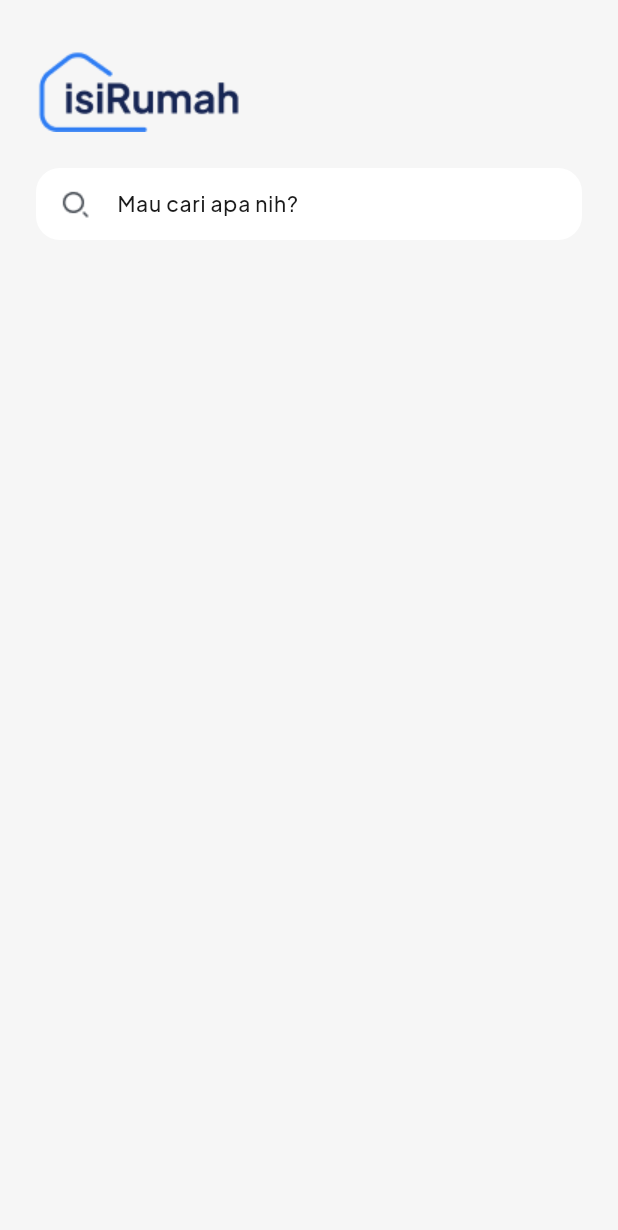
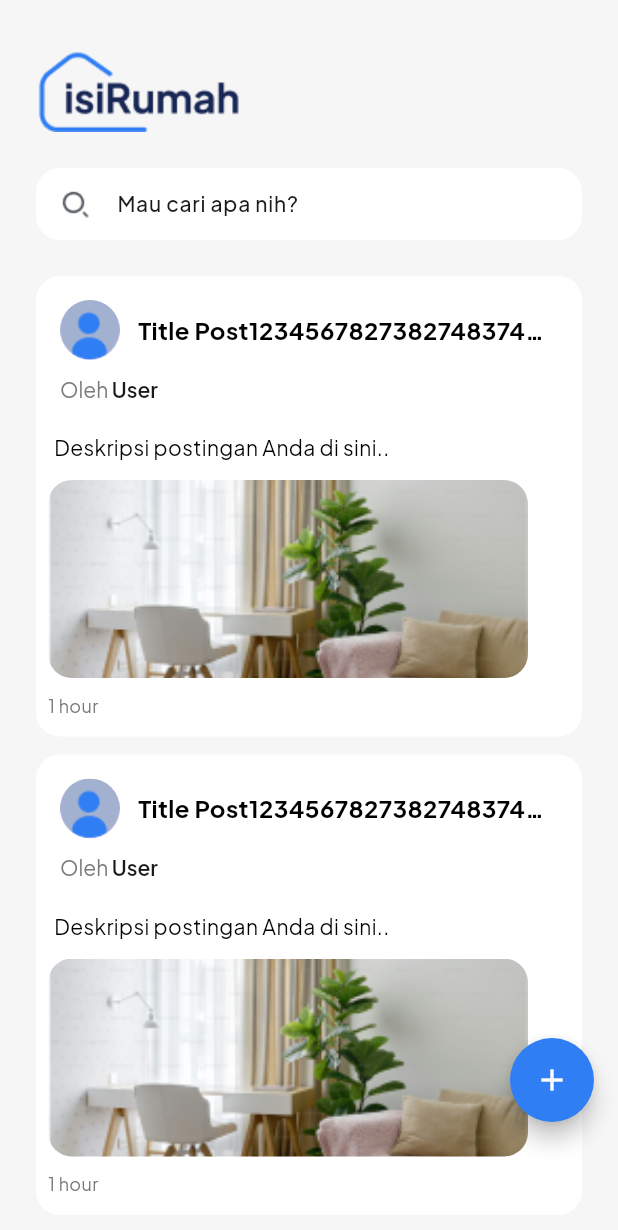
Before and after one commit to pfnazhmi/fe-isiRumah, a Flutter app: the ExplorePage screen opened directly, on a phone screen of 412 x 824 dp. Shown: the top 1230 px of the screen. Run offline on Flutter 3.47's test engine with Material 3 defaults, Android fonts, the phone set to English and light mode, and no system bars; our stand-ins replace google_fonts.

Commit message:
add: explore page card post

```diff
--- a/lib/core/app_asset.dart
+++ b/lib/core/app_asset.dart
@@ -11,4 +11,6 @@ class AppAsset {
   static const selectedExplore = "assets/images/selected_explore.png";
   static const selectedProfile = "assets/images/selected_profile.png";
   static const selectedShop = "assets/images/selected_shop.png";
+  static const profile = "assets/images/profile.png";
+  static const posting = "assets/images/post1.png";
 }
--- a/lib/feature/explore_page.dart
+++ b/lib/feature/explore_page.dart
@@ -4,7 +4,7 @@ import 'package:isirumah/core/app_asset.dart';
 import 'package:isirumah/core/app_color.dart';
 
 class ExplorePage extends StatefulWidget {
-  const ExplorePage({super.key});
+  const ExplorePage({Key? key}) : super(key: key);
 
   @override
   State<ExplorePage> createState() => _ExplorePageState();
@@ -15,18 +15,164 @@ class _ExplorePageState extends State<ExplorePage> {
   Widget build(BuildContext context) {
     return Scaffold(
       backgroundColor: AppColor.bgScreen,
-      body: SafeArea(
+      body: SingleChildScrollView(
+        child: SafeArea(
           child: Padding(
             padding: const EdgeInsets.symmetric(horizontal: 24),
             child: Column(
               crossAxisAlignment: CrossAxisAlignment.start,
               children: [
                 const SizedBox(height: 24),
-              Image.asset(
-                AppAsset.logo,
+                Image.asset(AppAsset.logo),
+                const SizedBox(height: 24),
+                searchField(),
+                const SizedBox(height: 24),
+                cardPost(),
+                const SizedBox(
+                  height: 12,
                 ),
-              const SizedBox(height: 24),
-              Container(
+                cardPost(),
+              ],
+            ),
+          ),
+        ),
+      ),
+      floatingActionButton: Padding(
+        padding: const EdgeInsets.only(bottom: 60),
+        child: FloatingActionButton(
+          shape: RoundedRectangleBorder(
+            borderRadius: BorderRadius.circular(50),
+          ),
+          onPressed: () {
+            print('Tombol tambah ditekan');
+          },
+          backgroundColor: AppColor.primary,
+          child: const Icon(
+            Icons.add,
+            color: Colors.white,
+          ),
+        ),
+      ),
+    );
+  }
+
+  Container cardPost() {
+    return Container(
+      decoration: BoxDecoration(
+        borderRadius: BorderRadius.circular(16),
+        color: Colors.white,
+      ),
+      child: Column(
+        crossAxisAlignment: CrossAxisAlignment.start,
+        children: [
+          Padding(
+            padding: const EdgeInsets.all(16),
+            child: Column(
+              crossAxisAlignment: CrossAxisAlignment.start,
+              children: [
+                Row(
+                  children: [
+                    const CircleAvatar(
+                      radius: 20,
+                      backgroundImage: AssetImage(AppAsset.profile),
+                    ),
+                    const SizedBox(width: 12),
+                    Flexible(
+                      child: Text(
+                        'Title Post123456782738274837482374828',
+                        style: GoogleFonts.plusJakartaSans(
+                          fontWeight: FontWeight.bold,
+                          fontSize: 16,
+                          color: Colors.black,
+                        ),
+                        overflow: TextOverflow.ellipsis,
+                        maxLines: 1,
+                      ),
+                    ),
+                  ],
+                ),
+                const SizedBox(height: 10),
+                RichText(
+                  text: TextSpan(
+                    children: [
+                      TextSpan(
+                        text: 'Oleh ',
+                        style: GoogleFonts.plusJakartaSans(
+                          fontSize: 14,
+                          color: AppColor.grey,
+                        ),
+                      ),
+                      TextSpan(
+                        text: 'User',
+                        style: GoogleFonts.plusJakartaSans(
+                          fontSize: 14,
+                          fontWeight: FontWeight.w600,
+                          color: AppColor.black,
+                        ),
+                      ),
+                    ],
+                  ),
+                ),
+              ],
+            ),
+          ),
+          Padding(
+            padding: const EdgeInsets.all(4),
+            child: Padding(
+              padding: const EdgeInsets.symmetric(horizontal: 8),
+              child: Text(
+                'Deskripsi postingan Anda di sini..',
+                style: GoogleFonts.plusJakartaSans(
+                  fontSize: 14,
+                  color: Colors.black,
+                ),
+                overflow: TextOverflow.ellipsis,
+                maxLines: 2,
+              ),
+            ),
+          ),
+          const SizedBox(
+            height: 8,
+          ),
+          Column(
+            children: [
+              Padding(
+                padding: const EdgeInsets.symmetric(horizontal: 8),
+                child: ClipRRect(
+                  borderRadius: BorderRadius.circular(16),
+                  child: SizedBox(
+                    width: 320,
+                    height: 132,
+                    child: Image.asset(
+                      AppAsset.posting,
+                      fit: BoxFit.cover,
+                    ),
+                  ),
+                ),
+              ),
+            ],
+          ),
+          const SizedBox(
+            height: 10,
+          ),
+          Padding(
+            padding: const EdgeInsets.symmetric(horizontal: 8),
+            child: Text(
+              "1 hour",
+              style: GoogleFonts.plusJakartaSans(
+                  fontSize: 12, color: AppColor.grey),
+            ),
+          ),
+          const SizedBox(
+            height: 12,
+          ),
+        ],
+      ),
+    );
+  }
+
+  Container searchField() {
+    return Container(
       decoration: BoxDecoration(
         borderRadius: BorderRadius.circular(16),
         color: Colors.white,
@@ -58,11 +204,6 @@ class _ExplorePageState extends State<ExplorePage> {
           ),
         ),
       ),
-              ),
-            ],
-          ),
-        ),
-      ),
     );
   }
 }
```
Also changed, not shown: assets/images/profile.png (added). Lines whose indentation alone changed are shown as unchanged.
